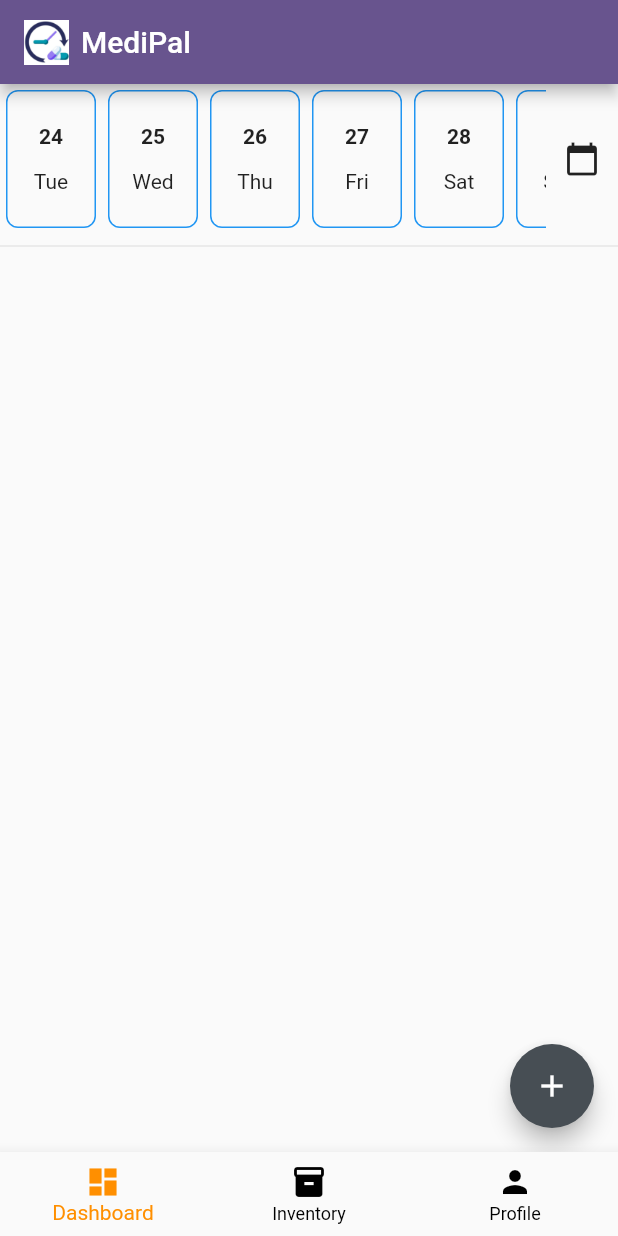
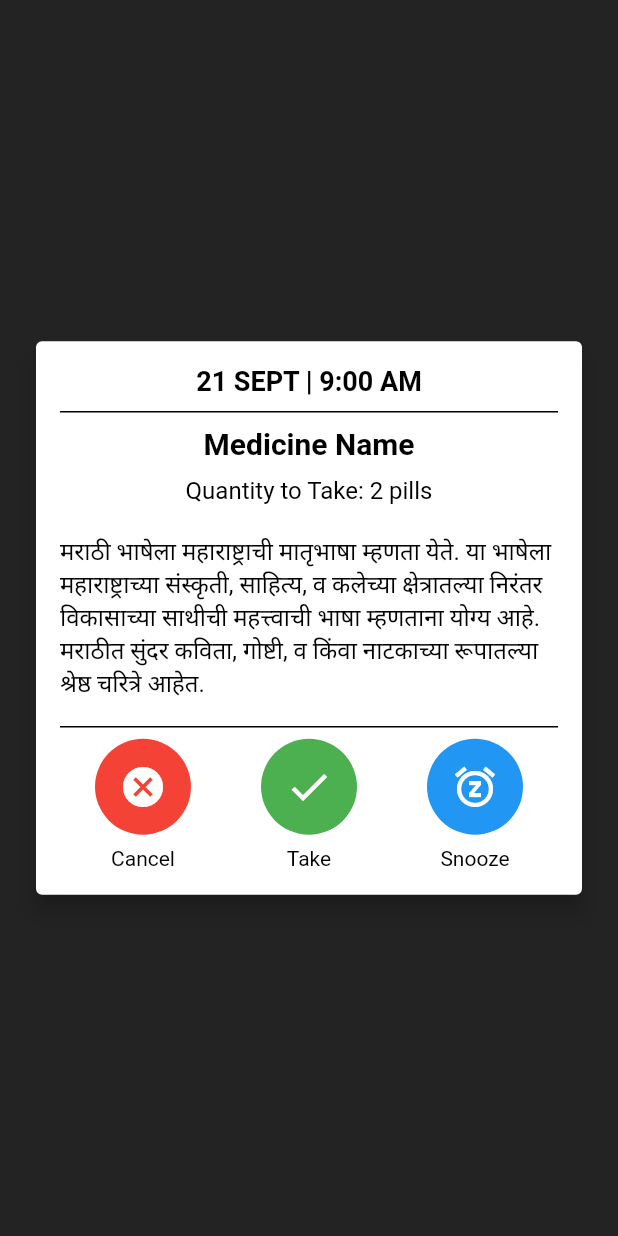
Before and after one commit to shruti10951/MediPal, a Flutter app: the screen it shows after launch, on a phone screen of 412 x 824 dp. Run offline on Flutter 3.47's test engine with Material 2 defaults, Android fonts, the phone set to English and light mode, and no system bars; our stand-ins replace awesome_notifications, cloud_firestore, datetime_picker_formfield, firebase_auth, firebase_core, image_picker and 1 more; missing offline and left inert: android_alarm_manager_plus; accounts and stored records are empty.

Commit message:
alarm screen added

```diff
--- a/lib/main.dart
+++ b/lib/main.dart
@@ -6,6 +6,7 @@ import 'package:firebase_core/firebase_core.dart';
 import 'package:flutter/material.dart';
 import 'package:medipal/Dependent/dashboard_screen_dependent.dart';
 import 'package:medipal/Individual/bottom_navigation_individual.dart';
+import 'package:medipal/notification/alarm_screen.dart';
 import 'package:medipal/notification/notification_service.dart';
 import 'package:medipal/user_registration/choose_screen.dart';
 
@@ -78,8 +79,10 @@ class MyApp extends StatelessWidget {
         colorScheme: ColorScheme.fromSeed(seedColor: Colors.deepPurple),
         //useMaterial3: true,
       ),
-      home: const BottomNavigationIndividual(),
-      // const MyHomePage(title: 'MediPal'),
+      home:
+      //const BottomNavigationIndividual(),
+      // const MyHomePage(),
+      AlarmScreen(),
     );
   }
 }
--- /dev/null
+++ b/lib/notification/alarm_screen.dart
@@ -0,0 +1,186 @@
+import 'package:flutter/material.dart';
+
+class AlarmScreen extends StatefulWidget {
+  @override
+  _AlarmScreenState createState() => _AlarmScreenState();
+}
+
+class _AlarmScreenState extends State<AlarmScreen> {
+  // Dynamic data
+  String time = '9:00 AM';
+  String date = '21 SEPT';
+  String medicationName = 'Medicine Name';
+  String quantity = '2 pills';
+  String description = 'मराठी भाषेला महाराष्ट्राची मातृभाषा म्हणता येते. या भाषेला महाराष्ट्राच्या संस्कृती, साहित्य, व कलेच्या क्षेत्रातल्या निरंतर विकासाच्या साथीची महत्त्वाची भाषा म्हणताना योग्य आहे. मराठीत सुंदर कविता, गोष्टी, व किंवा नाटकाच्या रूपातल्या श्रेष्ठ चरित्रे आहेत.';
+
+  @override
+  Widget build(BuildContext context) {
+    return Scaffold(
+      backgroundColor: const Color.fromARGB(255, 35, 35, 35),
+      body: Center(
+        child: Card(
+          elevation: 6.0,
+          margin: const EdgeInsets.all(24.0),
+          child: Padding(
+            padding: const EdgeInsets.all(16.0),
+            child: Column(
+              mainAxisSize: MainAxisSize.min,
+              children: [
+                // Header
+                Text(
+                  '$date | $time',
+                  style: const TextStyle(
+                    fontSize: 18,
+                    fontWeight: FontWeight.bold,
+                    color: Colors.black,
+                  ),
+                ),
+                const Divider(
+                  color: Colors.black,
+                  thickness: 1,
+                  height: 20,
+                ),
+                // Medication Name
+                Text(
+                  medicationName,
+                  style: const TextStyle(
+                    fontSize: 20, // Increased font size
+                    fontWeight: FontWeight.bold,
+                    color: Colors.black,
+                  ),
+                ),
+                // Quantity to Take
+                Padding(
+                  padding: const EdgeInsets.symmetric(vertical: 10), // Added padding
+                  child: Text(
+                    'Quantity to Take: $quantity',
+                    style: const TextStyle(fontSize: 16, color: Colors.black),
+                  ),
+                ),
+                // Description
+                Padding(
+                  padding: const EdgeInsets.symmetric(vertical: 10), // Added padding
+                  child: Text(
+                    description,
+                    style: const TextStyle(fontSize: 16, color: Colors.black),
+                  ),
+                ),
+                const Divider(
+                  color: Colors.black,
+                  thickness: 1,
+                ),
+                // Buttons
+                Row(
+                  mainAxisAlignment: MainAxisAlignment.spaceAround,
+                  children: [
+                    CircularButton(
+                      icon: Icons.cancel,
+                      label: 'Cancel',
+                      onPressed: () {
+                        _showCancelDialog(context);
+                      },
+                      color: Colors.red,
+                    ),
+                    CircularButton(
+                      icon: Icons.check,
+                      label: 'Take',
+                      onPressed: () {
+                        // Handle medication taken
+                      },
+                      color: Colors.green,
+                    ),
+                    CircularButton(
+                      icon: Icons.snooze,
+                      label: 'Snooze',
+                      onPressed: () {
+                        // Handle snooze
+                      },
+                      color: Colors.blue,
+                    ),
+                  ],
+                ),
+              ],
+            ),
+          ),
+        ),
+      ),
+    );
+  }
+
+  void _showCancelDialog(BuildContext context) {
+    showDialog(
+      context: context,
+      builder: (context) {
+        return AlertDialog(
+          title: const Text('Cancel Medication'),
+          content: Column(
+            mainAxisSize: MainAxisSize.min,
+            children: [
+              const Text('Why are you canceling this medication?'),
+              TextFormField(
+                maxLines: 3,
+                decoration: const InputDecoration(
+                  hintText: 'Enter reason here',
+                ),
+              ),
+            ],
+          ),
+          actions: [
+            TextButton(
+              onPressed: () {
+                Navigator.of(context).pop();
+              },
+              child: const Text('Cancel'),
+            ),
+            ElevatedButton(
+              onPressed: () {
+                // Handle cancelation here
+                Navigator.of(context).pop();
+              },
+              child: const Text('Submit'),
+            ),
+          ],
+        );
+      },
+    );
+  }
+}
+
+class CircularButton extends StatelessWidget {
+  final IconData icon;
+  final String label;
+  final VoidCallback onPressed;
+  final Color color;
+
+  CircularButton({
+    required this.icon,
+    required this.label,
+    required this.onPressed,
+    required this.color,
+  });
+
+  @override
+  Widget build(BuildContext context) {
+    return Column(
+      children: [
+        InkWell(
+          onTap: onPressed,
+          child: CircleAvatar(
+            radius: 32,
+            backgroundColor: color,
+            child: Icon(
+              icon,
+              size: 32,
+              color: Colors.white,
+            ),
+          ),
+        ),
+        const SizedBox(height: 8),
+        Text(
+          label,
+          style: const TextStyle(color: Colors.black),
+        ),
+      ],
+    );
+  }
+}
```
